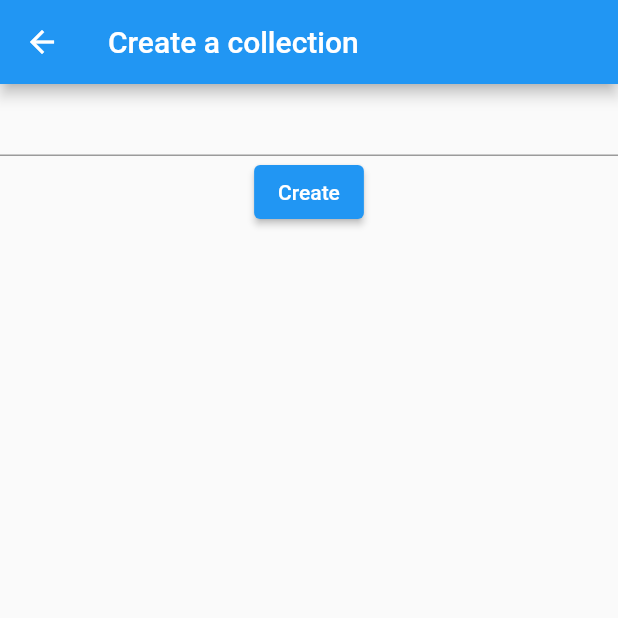
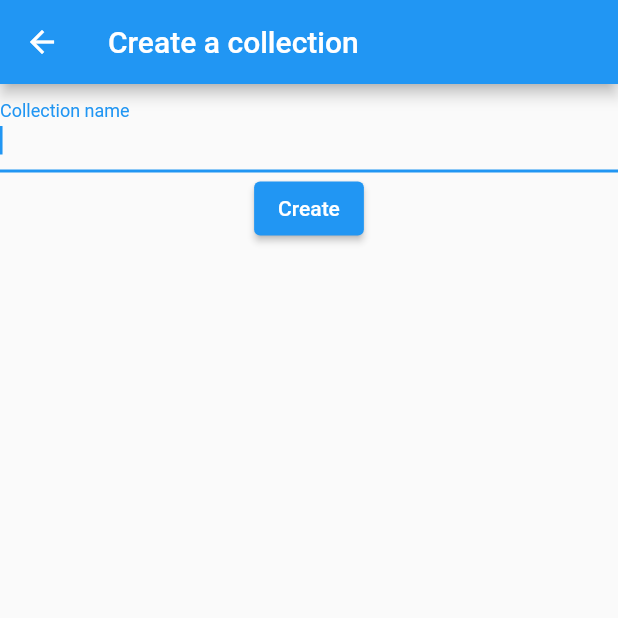
Before and after one commit to gregismotion/easyt-client-android, a Flutter app: the CreateCollectionScreen screen opened by its route, on a phone screen of 412 x 824 dp, the top half of it. Run offline on Flutter 3.47's test engine with Material 2 defaults, Android fonts, the phone set to English and light mode, and no system bars.

Commit message:
feat: proper collection creation

```diff
--- a/lib/forms/create_collection_form.dart
+++ b/lib/forms/create_collection_form.dart
@@ -34,6 +34,9 @@ class _CreateCollectionFormState extends State<CreateCollectionForm> {
       child: Column(
         children: <Widget>[
           TextFormField(
+            autofocus: true,
+            decoration: const InputDecoration(
+                border: UnderlineInputBorder(), labelText: "Collection name"),
             controller: _controller,
             validator: (value) {
               if (value == null || value.isEmpty) {
```
